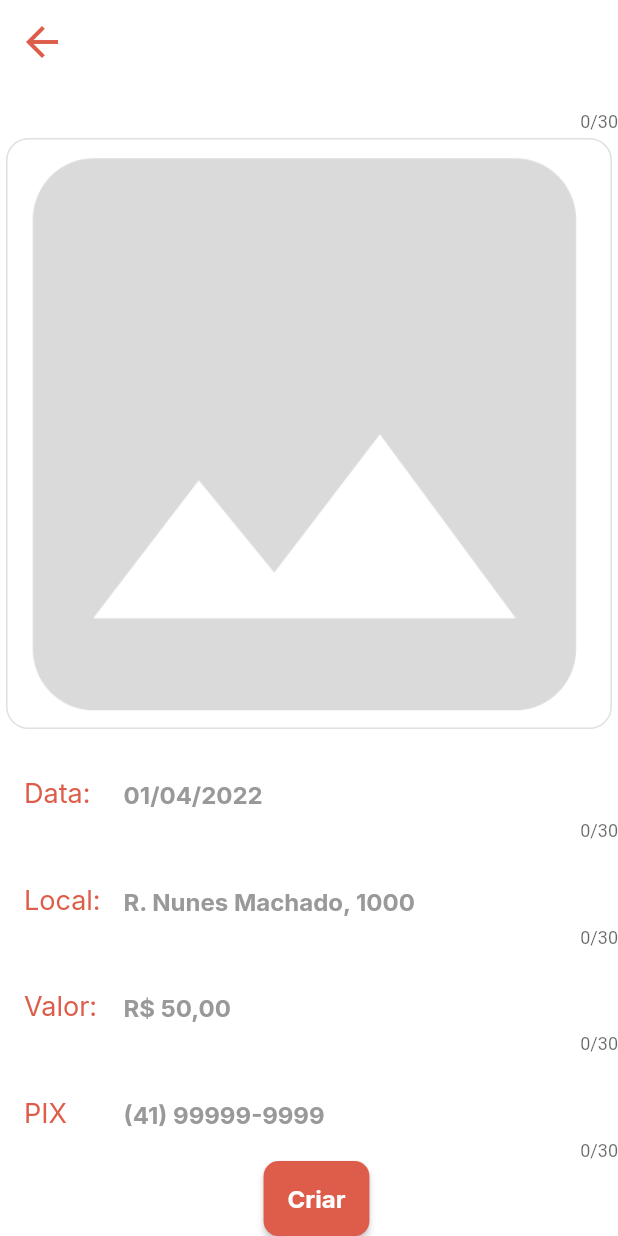
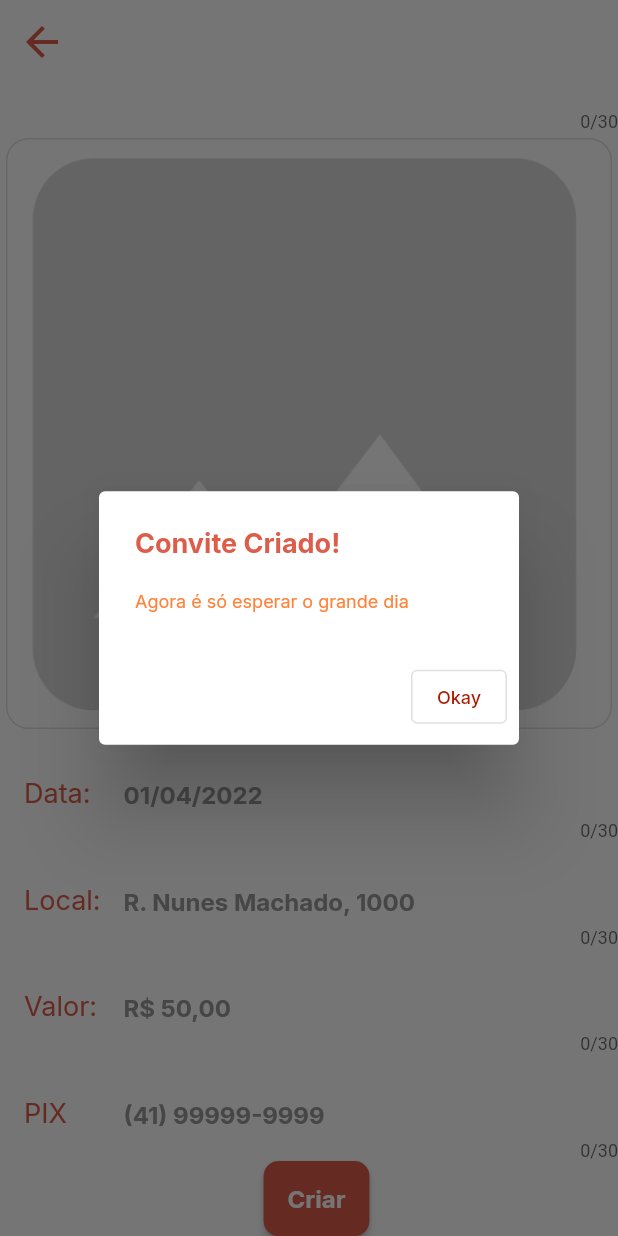
Before and after one commit to wilsleygermano/ConvidaAI, a Flutter app: the InviteCreation screen opened directly, scrolled down 43 dp, after a tap on "Criar", on a phone screen of 412 x 824 dp. Run offline on Flutter 3.47's test engine with Material 2 defaults, Android fonts, the phone set to English and light mode, and no system bars; our stand-ins replace cloud_firestore, firebase_auth, firebase_core, firebase_storage, google_fonts, hexcolor and 2 more; missing offline and left inert: cloud_firestore_web, firebase_auth_web, firebase_core_web, firebase_storage_web, image_picker_for_web; accounts and stored records are empty.

Commit message:
Update invite_creation.dart

```diff
--- a/lib/screens/invite_creation.dart
+++ b/lib/screens/invite_creation.dart
@@ -5,8 +5,11 @@ import 'package:convida_ai_1/components/invite_fields.dart';
 import 'package:convida_ai_1/components/invite_fields_text.dart';
 import 'package:convida_ai_1/components/my_image_picker.dart';
 import 'package:convida_ai_1/controller/invite_creation_controller.dart';
+import 'package:convida_ai_1/design/app_colors.dart';
+import 'package:convida_ai_1/screens/my_home_page.dart';
 import 'package:firebase_auth/firebase_auth.dart';
 import 'package:flutter/material.dart';
+import 'package:google_fonts/google_fonts.dart';
 import 'package:image_picker/image_picker.dart';
 
 class InviteCreation extends StatefulWidget {
@@ -24,7 +27,7 @@ class _InviteCreationState extends State<InviteCreation> {
   // variável para armazenar a foto selecionada
   File? file;
   String? nameYourEvent = 'INSIRA O NOME DO SEU EVENTO';
-  TextEditingController? eventNameController  = TextEditingController();
+  TextEditingController? eventNameController = TextEditingController();
   TextEditingController? eventDateController = TextEditingController();
   TextEditingController? eventLocationController = TextEditingController();
   TextEditingController? eventCostController = TextEditingController();
@@ -148,6 +151,48 @@ class _InviteCreationState extends State<InviteCreation> {
                         eventPaymentController!.text,
                         userID,
                       );
+                      showDialog(
+                        context: context,
+                        builder: (context) => AlertDialog(
+                          title: Text(
+                            'Convite Criado!',
+                            style: TextStyle(
+                              fontFamily: GoogleFonts.inter().fontFamily,
+                              fontSize: 18,
+                              fontWeight: FontWeight.bold,
+                              color: AppColors.titlesColor
+                            ),
+                          ),
+                          content: Text(
+                            'Agora é só esperar o grande dia',
+                            style: TextStyle(
+                              fontFamily: GoogleFonts.inter().fontFamily,
+                              fontSize: 12,
+                              color: AppColors.textColor,
+                            ),
+                          ),
+                          actions: <Widget>[
+                            OutlinedButton(
+                              onPressed: () {
+                                Navigator.push(
+                                  context,
+                                  MaterialPageRoute(
+                                    builder: (context) => MyHomePage(),
+                                  ),
+                                );
+                              },
+                              child: Text(
+                                'Okay',
+                                style: TextStyle(
+                                  fontFamily: GoogleFonts.inter().fontFamily,
+                                  fontSize: 12,
+                                  color: AppColors.miniIconsColor
+                                ),
+                              ),
+                            )
+                          ],
+                        ),
+                      );
                     },
                   ),
                 ),
```
